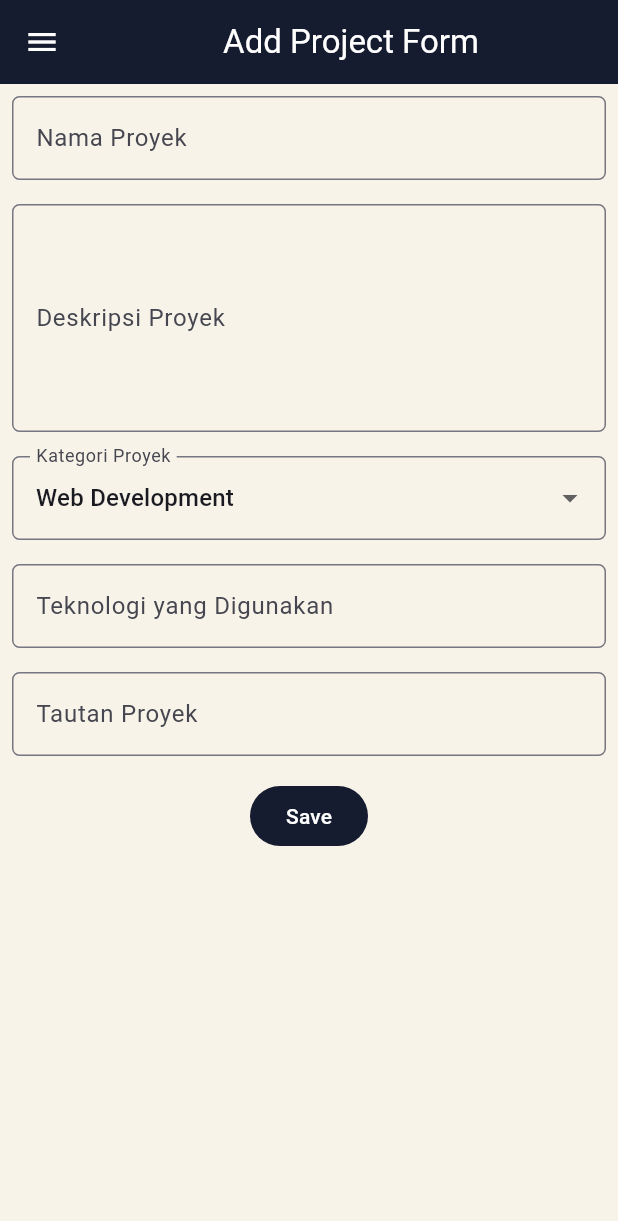
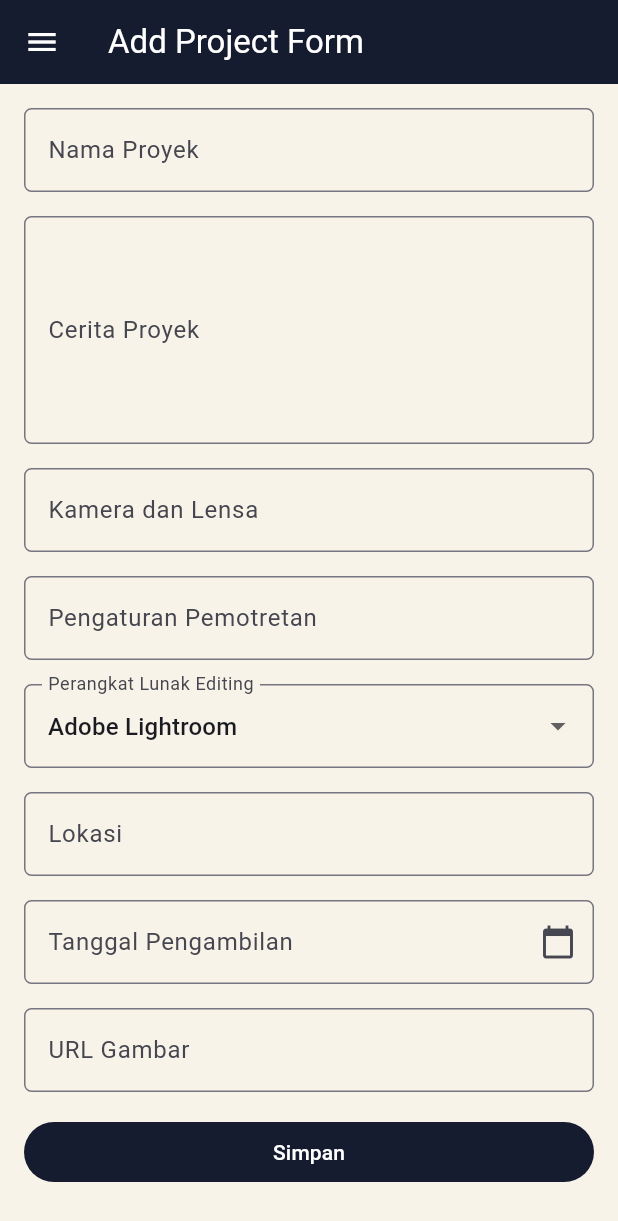
Before and after one commit to Kiara996/myportfolio_mobile, a Flutter app: the ProjectFormPage screen opened directly, on a phone screen of 412 x 824 dp. Shown: the top 1221 px of the screen. Run offline on Flutter 3.47's test engine with Material 3 defaults, Android fonts, the phone set to English and light mode, and no system bars; our stand-ins replace material_ui; generated files the repository leaves out were written again.

Commit message:
feat(tutorial10): post new projects to the API from the form

```diff
--- a/lib/screens/project_form.dart
+++ b/lib/screens/project_form.dart
@@ -1,8 +1,23 @@
 import 'package:material_ui/material_ui.dart';
+import 'package:myportofolio_mobile/models/project.dart';
+import 'package:myportofolio_mobile/screens/experience_form.dart'
+    show formatDate;
+import 'package:myportofolio_mobile/services/api_client.dart';
+import 'package:myportofolio_mobile/services/auth_state.dart';
+import 'package:myportofolio_mobile/utils/form_validators.dart';
+import 'package:myportofolio_mobile/widgets/auth_guard.dart';
 import 'package:myportofolio_mobile/widgets/left_drawer.dart';
+import 'package:provider/provider.dart';
 
-/// Form tambah proyek. Data belum disimpan ke database; setelah valid,
-/// isinya hanya ditampilkan di dialog.
+/// Format yyyy-MM-dd yang diterima DateField di Django.
+String formatIsoDate(DateTime date) {
+  final month = date.month.toString().padLeft(2, '0');
+  final day = date.day.toString().padLeft(2, '0');
+  return '${date.year}-$month-$day';
+}
+
+/// Form tambah proyek. Isinya dikirim ke API dengan token login, jadi
+/// hanya pemilik portofolio (superuser) yang berhasil menyimpan.
 class ProjectFormPage extends StatefulWidget {
   const ProjectFormPage({super.key});
 
@@ -13,57 +28,153 @@ class ProjectFormPage extends StatefulWidget {
 class _ProjectFormPageState extends State<ProjectFormPage> {
   final _formKey = GlobalKey<FormState>();
 
-  String _projectName = "";
-  String _description = "";
-  String _category = "Web Development"; // default
-  String _technologies = "";
-  String _projectLink = "";
+  final _titleController = TextEditingController();
+  final _storyController = TextEditingController();
+  final _cameraGearController = TextEditingController();
+  final _captureSettingsController = TextEditingController();
+  final _locationController = TextEditingController();
+  final _imageUrlController = TextEditingController();
+  final _takenAtController = TextEditingController();
 
-  final List<String> _categories = [
-    'Web Development',
-    'Mobile Development',
-    'Machine Learning',
-    'Data Science',
-    'Other',
-  ];
+  String _editingSoftware = 'lightroom';
+  DateTime? _takenAt;
+  bool _isSubmitting = false;
 
-  InputDecoration _decoration(String label, {String? hint}) {
+  @override
+  void dispose() {
+    _titleController.dispose();
+    _storyController.dispose();
+    _cameraGearController.dispose();
+    _captureSettingsController.dispose();
+    _locationController.dispose();
+    _imageUrlController.dispose();
+    _takenAtController.dispose();
+    super.dispose();
+  }
+
+  InputDecoration _decoration(String label, {String? hint, Widget? suffix}) {
     return InputDecoration(
+      labelText: label,
       hintText: hint ?? label,
-      labelText: label,
+      suffixIcon: suffix,
       border: OutlineInputBorder(borderRadius: BorderRadius.circular(5.0)),
     );
   }
 
-  String? _required(String? value, String message) {
-    if (value == null || value.trim().isEmpty) return message;
-    return null;
+  String? _validateTitle(String? value) =>
+      requiredText(value, 'Nama proyek tidak boleh kosong!') ??
+      maxLength(value, 255, 'Nama proyek maksimal 255 karakter!') ??
+      notOnlyHtml(value, 'Nama proyek tidak boleh hanya berisi tag HTML!');
+
+  String? _validateStory(String? value) =>
+      requiredText(value, 'Cerita proyek tidak boleh kosong!') ??
+      notOnlyHtml(value, 'Cerita tidak boleh hanya berisi tag HTML!');
+
+  String? _validateShortField(String? value, String label) =>
+      requiredText(value, '$label tidak boleh kosong!') ??
+      maxLength(value, 255, '$label maksimal 255 karakter!');
+
+  String? _validateLocation(String? value) =>
+      maxLength(value, 255, 'Lokasi maksimal 255 karakter!');
+
+  Future<void> _pickDate() async {
+    final now = DateTime.now();
+    final picked = await showDatePicker(
+      context: context,
+      initialDate: _takenAt ?? now,
+      firstDate: DateTime(1990),
+      lastDate: now,
+    );
+    if (picked == null) return;
+    setState(() {
+      _takenAt = picked;
+      _takenAtController.text = formatDate(picked);
+    });
   }
 
-  String? _validateLink(String? value) {
-    final link = value?.trim() ?? "";
-    if (link.isEmpty) return null; // opsional
-    final uri = Uri.tryParse(link);
-    final valid =
-        uri != null && uri.hasAuthority && uri.scheme.startsWith('http');
-    return valid ? null : "Tautan harus diawali http:// atau https://";
+  void _clearDate() {
+    setState(() {
+      _takenAt = null;
+      _takenAtController.clear();
+    });
   }
 
-  void _showSummary() {
+  void _resetForm() {
+    _formKey.currentState!.reset();
+    setState(() {
+      _editingSoftware = 'lightroom';
+      _takenAt = null;
+      _takenAtController.clear();
+    });
+  }
+
+  Project _buildProject() {
+    String? optional(String value) {
+      final trimmed = value.trim();
+      return trimmed.isEmpty ? null : trimmed;
+    }
+
+    return Project(
+      title: _titleController.text.trim(),
+      story: _storyController.text.trim(),
+      cameraGear: _cameraGearController.text.trim(),
+      captureSettings: _captureSettingsController.text.trim(),
+      editingSoftware: _editingSoftware,
+      locationTaken: optional(_locationController.text),
+      takenAt: _takenAt == null ? null : formatIsoDate(_takenAt!),
+      imageUrl: optional(_imageUrlController.text),
+    );
+  }
+
+  Future<void> _submit() async {
+    if (!_formKey.currentState!.validate()) return;
+
+    final auth = context.read<AuthState>();
+    final api = context.read<ApiClient>();
+    final messenger = ScaffoldMessenger.of(context);
+
+    if (!await ensureLoggedIn(context)) return;
+    if (!mounted) return;
+
+    setState(() => _isSubmitting = true);
+    try {
+      final created = await api.createProject(
+        _buildProject(),
+        token: auth.token!,
+      );
+      if (!mounted) return;
+      _showCreated(created);
+    } on ApiException catch (e) {
+      if (e.statusCode == 401) {
+        // Token sudah tidak berlaku, jadi sesi diakhiri dan login diminta lagi.
+        await auth.logout();
+        messenger.showSnackBar(SnackBar(content: Text(e.userMessage)));
+        if (!mounted) return;
+        await ensureLoggedIn(context);
+      } else {
+        messenger.showSnackBar(SnackBar(content: Text(e.userMessage)));
+      }
+    } on Exception catch (e) {
+      messenger.showSnackBar(SnackBar(content: Text(describeError(e))));
+    } finally {
+      if (mounted) setState(() => _isSubmitting = false);
+    }
+  }
+
+  void _showCreated(Project project) {
     showDialog(
       context: context,
-      builder: (context) {
+      builder: (dialogContext) {
         return AlertDialog(
           title: const Text('Proyek berhasil ditambahkan!'),
           content: SingleChildScrollView(
             child: Column(
               crossAxisAlignment: CrossAxisAlignment.start,
               children: [
-                Text('Nama Proyek: $_projectName'),
-                Text('Deskripsi: $_description'),
-                Text('Kategori: $_category'),
-                Text('Teknologi: $_technologies'),
-                Text('Tautan: $_projectLink'),
+                Text('Nama: ${project.title}'),
+                Text('Kamera: ${project.cameraGear}'),
+                Text('Pengaturan: ${project.captureSettings}'),
+                Text('Editing: ${project.editingLabel}'),
               ],
             ),
           ),
@@ -71,8 +182,8 @@ class _ProjectFormPageState extends State<ProjectFormPage> {
             TextButton(
               child: const Text('OK'),
               onPressed: () {
-                Navigator.pop(context);
-                _formKey.currentState!.reset();
+                Navigator.pop(dialogContext);
+                _resetForm();
               },
             ),
           ],
@@ -83,131 +194,150 @@ class _ProjectFormPageState extends State<ProjectFormPage> {
 
   @override
   Widget build(BuildContext context) {
+    final colors = Theme.of(context).colorScheme;
+
     return Scaffold(
       appBar: AppBar(
-        title: const Center(child: Text('Add Project Form')),
-        backgroundColor: Theme.of(context).colorScheme.primary,
-        foregroundColor: Theme.of(context).colorScheme.onPrimary,
+        title: const Text('Add Project Form'),
+        backgroundColor: colors.primary,
+        foregroundColor: colors.onPrimary,
       ),
       drawer: const LeftDrawer(),
       body: Form(
         key: _formKey,
+        autovalidateMode: AutovalidateMode.onUserInteraction,
         child: SingleChildScrollView(
+          keyboardDismissBehavior: ScrollViewKeyboardDismissBehavior.onDrag,
+          child: Center(
+            child: ConstrainedBox(
+              constraints: const BoxConstraints(maxWidth: 600),
+              child: Padding(
+                padding: const EdgeInsets.all(8),
                 child: Column(
-            crossAxisAlignment: CrossAxisAlignment.start,
+                  crossAxisAlignment: CrossAxisAlignment.stretch,
                   children: [
-              // === Project Name ===
-              Padding(
-                padding: const EdgeInsets.all(8.0),
-                child: TextFormField(
-                  decoration: _decoration("Nama Proyek"),
-                  onChanged: (String? value) {
-                    setState(() {
-                      _projectName = value!;
-                    });
-                  },
-                  validator: (String? value) =>
-                      _required(value, "Nama proyek tidak boleh kosong!"),
+                    _gap(
+                      TextFormField(
+                        controller: _titleController,
+                        decoration: _decoration('Nama Proyek'),
+                        validator: _validateTitle,
                       ),
                     ),
-
-              // === Description ===
-              Padding(
-                padding: const EdgeInsets.all(8.0),
-                child: TextFormField(
+                    _gap(
+                      TextFormField(
+                        controller: _storyController,
                         maxLines: 5,
-                  decoration: _decoration("Deskripsi Proyek"),
-                  onChanged: (String? value) {
-                    setState(() {
-                      _description = value!;
-                    });
-                  },
-                  validator: (String? value) =>
-                      _required(value, "Deskripsi proyek tidak boleh kosong!"),
+                        decoration: _decoration(
+                          'Cerita Proyek',
+                          hint: 'Ceritakan proyek ini...',
+                        ),
+                        validator: _validateStory,
                       ),
                     ),
-
-              // === Category ===
-              Padding(
-                padding: const EdgeInsets.all(8.0),
-                child: DropdownButtonFormField<String>(
-                  decoration: InputDecoration(
-                    labelText: "Kategori Proyek",
-                    border: OutlineInputBorder(
-                      borderRadius: BorderRadius.circular(5.0),
+                    _gap(
+                      TextFormField(
+                        controller: _cameraGearController,
+                        decoration: _decoration(
+                          'Kamera dan Lensa',
+                          hint: 'Contoh: Fujifilm X-T30 II, 35mm f/2',
+                        ),
+                        validator: (value) =>
+                            _validateShortField(value, 'Kamera dan lensa'),
                       ),
                     ),
-                  initialValue: _category,
+                    _gap(
+                      TextFormField(
+                        controller: _captureSettingsController,
+                        decoration: _decoration(
+                          'Pengaturan Pemotretan',
+                          hint: 'Contoh: f/2.0, 1/500s, ISO 200',
+                        ),
+                        validator: (value) =>
+                            _validateShortField(value, 'Pengaturan pemotretan'),
+                      ),
+                    ),
+                    _gap(
+                      DropdownButtonFormField<String>(
+                        initialValue: _editingSoftware,
                         isExpanded: true,
-                  items: _categories
-                      .map(
-                        (category) => DropdownMenuItem(
-                          value: category,
-                          child: Text(category),
+                        decoration: _decoration('Perangkat Lunak Editing'),
+                        items: [
+                          for (final entry in editingSoftwareChoices.entries)
+                            DropdownMenuItem(
+                              value: entry.key,
+                              child: Text(
+                                entry.value,
+                                overflow: TextOverflow.ellipsis,
+                              ),
+                            ),
+                        ],
+                        onChanged: (value) =>
+                            setState(() => _editingSoftware = value!),
+                      ),
+                    ),
+                    _gap(
+                      TextFormField(
+                        controller: _locationController,
+                        decoration: _decoration(
+                          'Lokasi',
+                          hint: 'Lokasi pengambilan (opsional)',
+                        ),
+                        validator: _validateLocation,
+                      ),
+                    ),
+                    _gap(
+                      TextFormField(
+                        controller: _takenAtController,
+                        readOnly: true,
+                        onTap: _pickDate,
+                        decoration: _decoration(
+                          'Tanggal Pengambilan',
+                          hint: 'Pilih tanggal (opsional)',
+                          suffix: _takenAt == null
+                              ? const Icon(Icons.calendar_today)
+                              : IconButton(
+                                  tooltip: 'Hapus tanggal',
+                                  icon: const Icon(Icons.clear),
+                                  onPressed: _clearDate,
+                                ),
+                        ),
+                      ),
+                    ),
+                    _gap(
+                      TextFormField(
+                        controller: _imageUrlController,
+                        keyboardType: TextInputType.url,
+                        decoration: _decoration(
+                          'URL Gambar',
+                          hint: 'URL gambar (opsional)',
+                        ),
+                        validator: optionalImageUrl,
+                      ),
+                    ),
+                    _gap(
+                      FilledButton(
+                        onPressed: _isSubmitting ? null : _submit,
+                        child: _isSubmitting
+                            ? const SizedBox(
+                                height: 20,
+                                width: 20,
+                                child: CircularProgressIndicator(
+                                  strokeWidth: 2,
                                 ),
                               )
-                      .toList(),
-                  onChanged: (String? newValue) {
-                    setState(() {
-                      _category = newValue!;
-                    });
-                  },
-                ),
-              ),
-
-              // === Technologies ===
-              Padding(
-                padding: const EdgeInsets.all(8.0),
-                child: TextFormField(
-                  decoration: _decoration(
-                    "Teknologi yang Digunakan",
-                    hint: "Contoh: Flutter, Django, Figma",
-                  ),
-                  onChanged: (String? value) {
-                    setState(() {
-                      _technologies = value!;
-                    });
-                  },
-                ),
-              ),
-
-              // === Project Link ===
-              Padding(
-                padding: const EdgeInsets.all(8.0),
-                child: TextFormField(
-                  keyboardType: TextInputType.url,
-                  decoration: _decoration(
-                    "Tautan Proyek",
-                    hint: "URL Proyek (opsional)",
-                  ),
-                  onChanged: (String? value) {
-                    setState(() {
-                      _projectLink = value!;
-                    });
-                  },
-                  validator: _validateLink,
-                ),
-              ),
-
-              // === Tombol Simpan ===
-              Align(
-                alignment: Alignment.bottomCenter,
-                child: Padding(
-                  padding: const EdgeInsets.all(8.0),
-                  child: FilledButton(
-                    onPressed: () {
-                      if (_formKey.currentState!.validate()) {
-                        _showSummary();
-                      }
-                    },
-                    child: const Text("Save"),
-                  ),
+                            : const Text('Simpan'),
                       ),
                     ),
                   ],
                 ),
               ),
             ),
+          ),
+        ),
+      ),
     );
   }
+
+  Widget _gap(Widget child) =>
+      Padding(padding: const EdgeInsets.all(8), child: child);
 }
```
Lines whose indentation alone changed are shown as unchanged.
